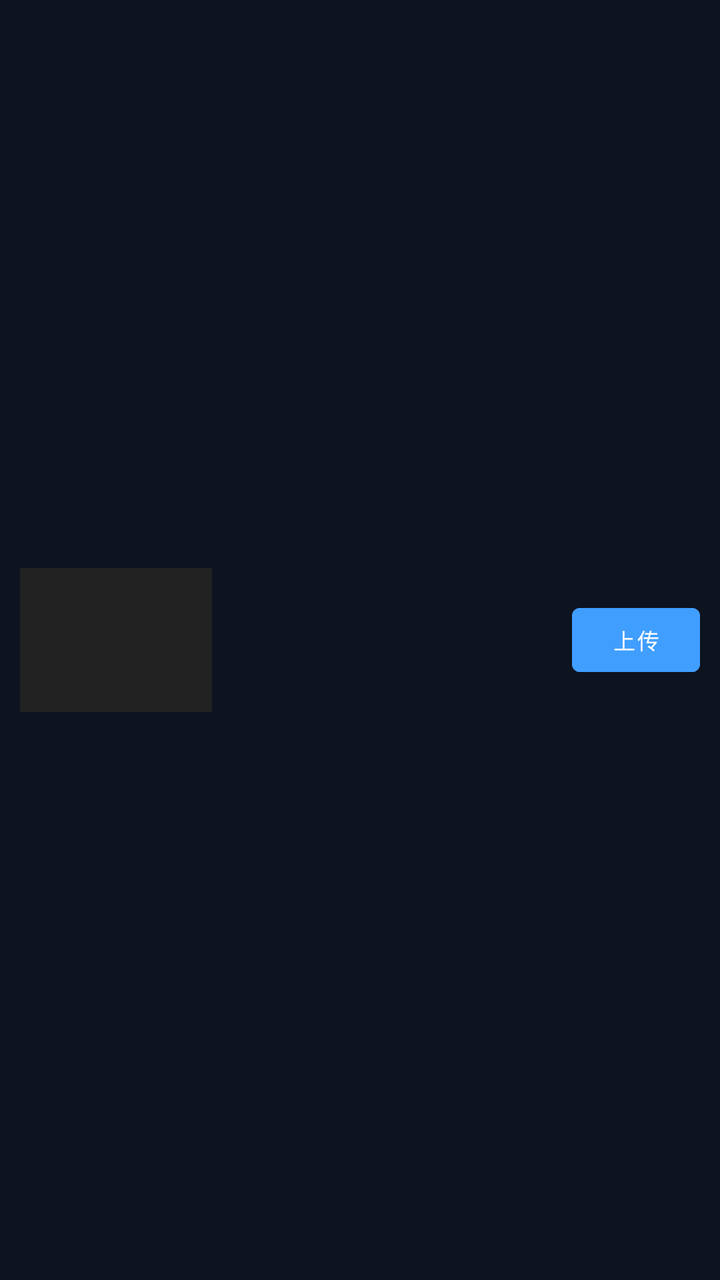
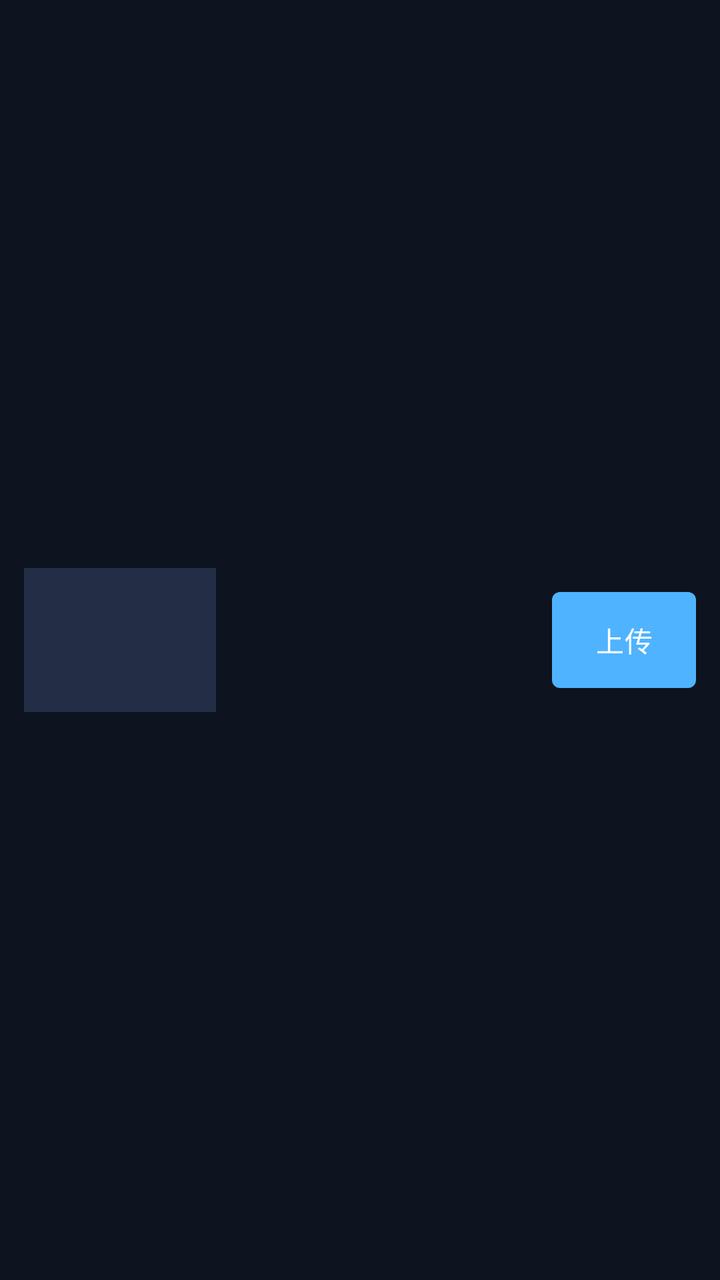

An Android layout rendered at two revisions. The XML below is the earlier revision; the diff shows what the commit changed to produce the second picture.
<!-- AndroidManifest.xml: application theme Theme.EnforcementApp -->
<!-- res/layout/item_media_file.xml -->
<?xml version="1.0" encoding="utf-8"?>
<LinearLayout
    xmlns:android="http://schemas.android.com/apk/res/android"
    android:layout_width="match_parent"
    android:layout_height="wrap_content"
    android:orientation="horizontal"
    android:padding="10dp"
    android:gravity="center_vertical"
    android:background="?attr/selectableItemBackground">

    
    <CheckBox
        android:id="@+id/cbSelect"
        android:layout_width="wrap_content"
        android:layout_height="wrap_content"
        android:layout_marginEnd="8dp"
        android:visibility="gone"
        android:buttonTint="#409EFF" />

    
    <FrameLayout
        android:layout_width="96dp"
        android:layout_height="72dp">

        <ImageView
            android:id="@+id/ivThumbnail"
            android:layout_width="match_parent"
            android:layout_height="match_parent"
            android:scaleType="centerCrop"
            android:background="#222222" />

        
        <TextView
            android:id="@+id/tvDuration"
            android:layout_width="wrap_content"
            android:layout_height="wrap_content"
            android:layout_gravity="bottom|end"
            android:background="#99000000"
            android:textColor="#FFFFFF"
            android:textSize="10sp"
            android:paddingStart="4dp"
            android:paddingEnd="4dp"
            android:paddingTop="1dp"
            android:paddingBottom="1dp"
            android:visibility="gone" />

        
        <ImageView
            android:id="@+id/ivPlayIcon"
            android:layout_width="28dp"
            android:layout_height="28dp"
            android:layout_gravity="center"
            android:src="@android:drawable/ic_media_play"
            android:alpha="0.8"
            android:visibility="gone" />

    </FrameLayout>

    <LinearLayout
        android:layout_width="0dp"
        android:layout_height="wrap_content"
        android:layout_weight="1"
        android:orientation="vertical"
        android:layout_marginStart="12dp">

        <TextView
            android:id="@+id/tvFileName"
            android:layout_width="match_parent"
            android:layout_height="wrap_content"
            android:textColor="#FFFFFF"
            android:textSize="14sp"
            android:maxLines="1"
            android:ellipsize="middle" />

        <TextView
            android:id="@+id/tvFileInfo"
            android:layout_width="match_parent"
            android:layout_height="wrap_content"
            android:textColor="#AAAAAA"
            android:textSize="12sp"
            android:layout_marginTop="4dp" />

    </LinearLayout>

    
    <FrameLayout
        android:layout_width="wrap_content"
        android:layout_height="wrap_content"
        android:layout_gravity="center_vertical">

        <Button
            android:id="@+id/btnUpload"
            android:layout_width="64dp"
            android:layout_height="32dp"
            android:text="上传"
            android:textSize="11sp"
            android:textColor="#ffffff"
            android:backgroundTint="#409EFF"
            android:padding="0dp"
            android:insetTop="0dp"
            android:insetBottom="0dp" />

        <ProgressBar
            android:id="@+id/progressUpload"
            style="?android:attr/progressBarStyleHorizontal"
            android:layout_width="64dp"
            android:layout_height="20dp"
            android:layout_gravity="center"
            android:max="100"
            android:visibility="gone" />

        
        <LinearLayout
            android:id="@+id/layoutUploaded"
            android:layout_width="wrap_content"
            android:layout_height="32dp"
            android:orientation="horizontal"
            android:gravity="center_vertical"
            android:visibility="gone">

            <TextView
                android:id="@+id/tvUploaded"
                android:layout_width="wrap_content"
                android:layout_height="wrap_content"
                android:text="已上传"
                android:textSize="11sp"
                android:textColor="#67C23A" />

            <ImageView
                android:id="@+id/btnDelete"
                android:layout_width="24dp"
                android:layout_height="24dp"
                android:layout_marginStart="6dp"
                android:src="@drawable/ic_delete"
                android:contentDescription="删除"
                android:background="?attr/selectableItemBackgroundBorderless"
                android:padding="2dp" />

        </LinearLayout>

    </FrameLayout>

</LinearLayout>
<!-- resources referenced by this layout -->
<resources>
  <!-- drawable ic_delete (drawable) -->
  <?xml version="1.0" encoding="utf-8"?>
  <vector xmlns:android="http://schemas.android.com/apk/res/android"
      android:width="24dp"
      android:height="24dp"
      android:viewportWidth="24"
      android:viewportHeight="24"
      android:tint="#F56C6C">
      <path
          android:fillColor="#FFFFFF"
          android:pathData="M6,19c0,1.1 0.9,2 2,2h8c1.1,0 2,-0.9 2,-2V7H6v12zM19,4h-3.5l-1,-1h-5l-1,1H5v2h14V4z"/>
  </vector>
  <style name="Theme.EnforcementApp" parent="Theme.MaterialComponents.DayNight.NoActionBar">
          <item name="colorPrimary">@color/brand_primary</item>
          <item name="colorPrimaryVariant">@color/brand_primary_variant</item>
          <item name="colorOnPrimary">@color/text_primary</item>
          <item name="colorSecondary">@color/accent_blue</item>
          <item name="colorOnSecondary">@color/text_primary</item>
          <item name="colorError">@color/accent_red</item>
          <item name="android:windowBackground">@color/surface_bg</item>
          <item name="android:textColorPrimary">@color/text_primary</item>
          <item name="android:textColorSecondary">@color/text_secondary</item>
      </style>
  <color name="brand_primary">#1A237E</color>
  <color name="brand_primary_variant">#0D47A1</color>
  <color name="text_primary">#FFFFFF</color>
  <color name="accent_blue">#4FB3FF</color>
  <color name="accent_red">#FF5C5C</color>
  <color name="surface_bg">#0E1320</color>
  <color name="text_secondary">#D5DCE8</color>
</resources>

<!-- the commit's change to res/layout/item_media_file.xml (unified diff, before → after) -->
@@ -3,19 +3,23 @@
     xmlns:android="http://schemas.android.com/apk/res/android"
     android:layout_width="match_parent"
     android:layout_height="wrap_content"
+    android:minHeight="@dimen/list_row_min"
     android:orientation="horizontal"
-    android:padding="10dp"
+    android:paddingStart="@dimen/space_md"
+    android:paddingEnd="@dimen/space_md"
+    android:paddingTop="@dimen/space_sm"
+    android:paddingBottom="@dimen/space_sm"
     android:gravity="center_vertical"
     android:background="?attr/selectableItemBackground">
 
     
     <CheckBox
         android:id="@+id/cbSelect"
-        android:layout_width="wrap_content"
-        android:layout_height="wrap_content"
-        android:layout_marginEnd="8dp"
+        android:layout_width="@dimen/touch_min"
+        android:layout_height="@dimen/touch_min"
+        android:layout_marginEnd="@dimen/space_sm"
         android:visibility="gone"
-        android:buttonTint="#409EFF" />
+        android:buttonTint="@color/accent_blue" />
 
     
     <FrameLayout
@@ -27,7 +31,7 @@
             android:layout_width="match_parent"
             android:layout_height="match_parent"
             android:scaleType="centerCrop"
-            android:background="#222222" />
+            android:background="@color/surface_elevated" />
 
         
         <TextView
@@ -35,11 +39,11 @@
             android:layout_width="wrap_content"
             android:layout_height="wrap_content"
             android:layout_gravity="bottom|end"
-            android:background="#99000000"
-            android:textColor="#FFFFFF"
-            android:textSize="10sp"
-            android:paddingStart="4dp"
-            android:paddingEnd="4dp"
+            android:background="#B3000000"
+            android:textColor="@color/text_primary"
+            android:textSize="@dimen/font_xs"
+            android:paddingStart="@dimen/space_xs"
+            android:paddingEnd="@dimen/space_xs"
             android:paddingTop="1dp"
             android:paddingBottom="1dp"
             android:visibility="gone" />
@@ -47,11 +51,11 @@
         
         <ImageView
             android:id="@+id/ivPlayIcon"
-            android:layout_width="28dp"
-            android:layout_height="28dp"
+            android:layout_width="32dp"
+            android:layout_height="32dp"
             android:layout_gravity="center"
             android:src="@android:drawable/ic_media_play"
-            android:alpha="0.8"
+            android:alpha="0.85"
             android:visibility="gone" />
 
     </FrameLayout>
@@ -61,14 +65,14 @@
         android:layout_height="wrap_content"
         android:layout_weight="1"
         android:orientation="vertical"
-        android:layout_marginStart="12dp">
+        android:layout_marginStart="@dimen/space_md">
 
         <TextView
             android:id="@+id/tvFileName"
             android:layout_width="match_parent"
             android:layout_height="wrap_content"
-            android:textColor="#FFFFFF"
-            android:textSize="14sp"
+            android:textColor="@color/text_primary"
+            android:textSize="@dimen/font_md"
             android:maxLines="1"
             android:ellipsize="middle" />
 
@@ -76,9 +80,9 @@
             android:id="@+id/tvFileInfo"
             android:layout_width="match_parent"
             android:layout_height="wrap_content"
-            android:textColor="#AAAAAA"
-            android:textSize="12sp"
-            android:layout_marginTop="4dp" />
+            android:textColor="@color/text_secondary"
+            android:textSize="@dimen/font_sm"
+            android:layout_marginTop="@dimen/space_xs" />
 
     </LinearLayout>
 
@@ -90,12 +94,12 @@
 
         <Button
             android:id="@+id/btnUpload"
-            android:layout_width="64dp"
-            android:layout_height="32dp"
+            style="@style/AppButton.Primary"
+            android:layout_width="wrap_content"
+            android:layout_height="@dimen/touch_min"
+            android:minWidth="72dp"
             android:text="上传"
-            android:textSize="11sp"
-            android:textColor="#ffffff"
-            android:backgroundTint="#409EFF"
+            android:textSize="@dimen/font_sm"
             android:padding="0dp"
             android:insetTop="0dp"
             android:insetBottom="0dp" />
@@ -103,8 +107,8 @@
         <ProgressBar
             android:id="@+id/progressUpload"
             style="?android:attr/progressBarStyleHorizontal"
-            android:layout_width="64dp"
-            android:layout_height="20dp"
+            android:layout_width="72dp"
+            android:layout_height="@dimen/touch_min"
             android:layout_gravity="center"
             android:max="100"
             android:visibility="gone" />
@@ -113,7 +117,7 @@
         <LinearLayout
             android:id="@+id/layoutUploaded"
             android:layout_width="wrap_content"
-            android:layout_height="32dp"
+            android:layout_height="@dimen/touch_min"
             android:orientation="horizontal"
             android:gravity="center_vertical"
             android:visibility="gone">
@@ -123,18 +127,19 @@
                 android:layout_width="wrap_content"
                 android:layout_height="wrap_content"
                 android:text="已上传"
-                android:textSize="11sp"
-                android:textColor="#67C23A" />
+                android:textSize="@dimen/font_sm"
+                android:textColor="@color/accent_green" />
 
             <ImageView
                 android:id="@+id/btnDelete"
-                android:layout_width="24dp"
-                android:layout_height="24dp"
-                android:layout_marginStart="6dp"
+                android:layout_width="@dimen/touch_min"
+                android:layout_height="@dimen/touch_min"
+                android:layout_marginStart="@dimen/space_xs"
                 android:src="@drawable/ic_delete"
                 android:contentDescription="删除"
                 android:background="?attr/selectableItemBackgroundBorderless"
-                android:padding="2dp" />
+                android:scaleType="center"
+                android:padding="@dimen/space_md" />
 
         </LinearLayout>
 
<!-- resource entries referenced after the edit -->
@@ -12,6 +12,10 @@
           android:fillColor="#FFFFFF"
           android:pathData="M6,19c0,1.1 0.9,2 2,2h8c1.1,0 2,-0.9 2,-2V7H6v12zM19,4h-3.5l-1,-1h-5l-1,1H5v2h14V4z"/>
   </vector>
+  <style name="AppButton.Primary">
+          <item name="backgroundTint">@color/accent_blue</item>
+          <item name="android:textColor">@color/text_primary</item>
+      </style>
   <style name="Theme.EnforcementApp" parent="Theme.MaterialComponents.DayNight.NoActionBar">
           <item name="colorPrimary">@color/brand_primary</item>
           <item name="colorPrimaryVariant">@color/brand_primary_variant</item>
@@ -27,8 +31,18 @@
   <color name="brand_primary_variant">#0D47A1</color>
   <color name="text_primary">#FFFFFF</color>
   <color name="accent_blue">#4FB3FF</color>
+  <color name="accent_green">#5BD971</color>
+  <color name="surface_elevated">#232D45</color>
   <color name="accent_red">#FF5C5C</color>
   <color name="surface_bg">#0E1320</color>
   <color name="text_secondary">#D5DCE8</color>
+  <dimen name="font_md">16sp</dimen>
+  <dimen name="font_sm">14sp</dimen>
+  <dimen name="font_xs">12sp</dimen>
+  <dimen name="list_row_min">56dp</dimen>
+  <dimen name="space_md">12dp</dimen>
+  <dimen name="space_sm">8dp</dimen>
+  <dimen name="space_xs">4dp</dimen>
+  <dimen name="touch_min">48dp</dimen>
 </resources>
 
